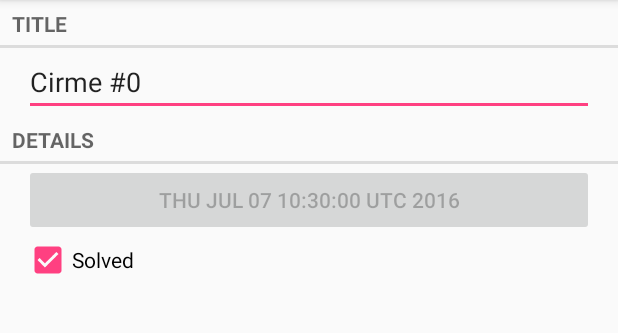
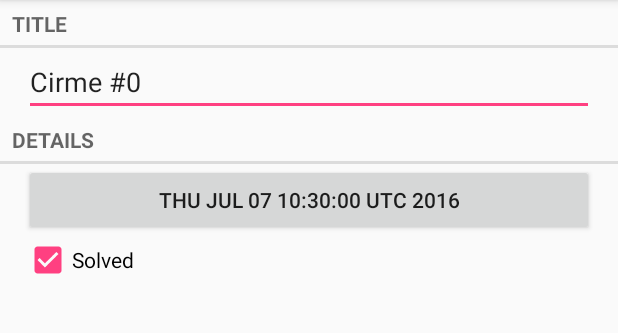
Before and after one commit to daidaijie/FragmentTest, an Android app: the screen it shows after launch (CrimeActivity before the commit, CrimePagerActivity after it), after a tap on an icon or button, on a phone screen of 412 x 824 dp, the part 84-417 px from its top. Run offline under Robolectric (Android 15) with nearby library versions, the phone set to English and light mode, and no system bars.

Commit message:
第12章完结

```diff
--- a/app/src/main/AndroidManifest.xml
+++ b/app/src/main/AndroidManifest.xml
@@ -15,7 +15,7 @@
                 <category android:name="android.intent.category.LAUNCHER" />
             </intent-filter>
         </activity>
-        <activity android:name=".CrimeActivity"></activity>
+        <activity android:name=".CrimePagerActivity"></activity>
     </application>
 
 </manifest>
--- a/app/src/main/java/com/example/baicheng/fragmenttest/CrimeActivity.java
+++ /dev/null
@@ -1,27 +0,0 @@
-package com.example.baicheng.fragmenttest;
-
-import android.content.Context;
-import android.content.Intent;
-import android.support.v4.app.Fragment;
-import android.support.v4.app.FragmentManager;
-import android.support.v7.app.AppCompatActivity;
-import android.os.Bundle;
-
-import java.util.UUID;
-
-public class CrimeActivity extends SingleFragmentActivity {
-
-    private static final String EXTRA_CRIME_ID = "com.example.baicheng.fragmenttest.crime_id";
-
-    public static Intent getIntent(Context packageContext, UUID crimeID) {
-        Intent intent = new Intent(packageContext, CrimeActivity.class);
-        intent.putExtra(EXTRA_CRIME_ID, crimeID);
-        return intent;
-    }
-
-    @Override
-    protected Fragment createFragment() {
-        UUID crimeId = (UUID) getIntent().getSerializableExtra(EXTRA_CRIME_ID);
-        return CrimeFragment.newInstance(crimeId);
-    }
-}
--- a/app/src/main/java/com/example/baicheng/fragmenttest/CrimeFragment.java
+++ b/app/src/main/java/com/example/baicheng/fragmenttest/CrimeFragment.java
@@ -2,9 +2,12 @@ package com.example.baicheng.fragmenttest;
 
 
 import android.app.Activity;
+import android.content.Intent;
 import android.os.Bundle;
 import android.support.annotation.Nullable;
 import android.support.v4.app.Fragment;
+import android.support.v4.app.FragmentManager;
+import android.support.v4.view.PagerAdapter;
 import android.text.Editable;
 import android.text.TextWatcher;
 import android.util.Log;
@@ -32,6 +35,10 @@ public class CrimeFragment extends Fragment {
     private static final String TAG = "CrimeFragment";
 
     private static final String ARG_CRIME_ID = "crime_id";
+
+    private static final String DIALOG_DATE = "DialogDate";
+
+    private static final int REQUEST_DATE = 0;
 
     private Crime mCrime;
     private EditText mEditText;
@@ -88,8 +95,16 @@ public class CrimeFragment extends Fragment {
         });
 
 
-        mDateButton.setText(mCrime.getDate().toString());
-        mDateButton.setEnabled(false);
+        updateDate();
+        mDateButton.setOnClickListener(new View.OnClickListener() {
+            @Override
+            public void onClick(View v) {
+                FragmentManager fragmentManager = getActivity().getSupportFragmentManager();
+                DatePickerFragment dialog = DatePickerFragment.newInstance(mCrime.getDate());
+                dialog.setTargetFragment(CrimeFragment.this, REQUEST_DATE);
+                dialog.show(fragmentManager, DIALOG_DATE);
+            }
+        });
 
         mSolveCheckBox.setChecked(mCrime.isSolved());
         mSolveCheckBox.setOnCheckedChangeListener(new CompoundButton.OnCheckedChangeListener() {
@@ -102,8 +117,24 @@ public class CrimeFragment extends Fragment {
         return v;
     }
 
+    @Override
+    public void onActivityResult(int requestCode, int resultCode, Intent data) {
+        if (resultCode != Activity.RESULT_OK) {
+            return;
+        }
+        if (requestCode == REQUEST_DATE) {
+            Date date = (Date) data.getSerializableExtra(DatePickerFragment.EXTRA_DATE);
+            mCrime.setDate(date);
+            updateDate();
+        }
+    }
+
+    private void updateDate() {
+        mDateButton.setText(mCrime.getDate().toString());
+    }
+
     public void returnResult() {
-        getActivity().setResult(Activity.RESULT_OK,null);
+        getActivity().setResult(Activity.RESULT_OK, null);
     }
 
 }
--- a/app/src/main/java/com/example/baicheng/fragmenttest/CrimeListFragment.java
+++ b/app/src/main/java/com/example/baicheng/fragmenttest/CrimeListFragment.java
@@ -116,7 +116,7 @@ public class CrimeListFragment extends Fragment {
 
         @Override
         public void onClick(View v) {
-            Intent intent = CrimeActivity.getIntent(getActivity(), mCrime.getID());
+            Intent intent = CrimePagerActivity.getIntent(getActivity(), mCrime.getID());
             startActivityForResult(intent, REQUREST_CRIME);
         }
     }
--- /dev/null
+++ b/app/src/main/java/com/example/baicheng/fragmenttest/CrimePagerActivity.java
@@ -0,0 +1,62 @@
+package com.example.baicheng.fragmenttest;
+
+import android.content.Context;
+import android.content.Intent;
+import android.support.v4.app.Fragment;
+import android.support.v4.app.FragmentManager;
+import android.support.v4.app.FragmentStatePagerAdapter;
+import android.support.v4.view.ViewPager;
+import android.support.v7.app.AppCompatActivity;
+import android.os.Bundle;
+
+import com.example.baicheng.fragmenttest.model.Crime;
+import com.example.baicheng.fragmenttest.model.CrimeLab;
+
+import java.util.List;
+import java.util.UUID;
+
+public class CrimePagerActivity extends AppCompatActivity {
+
+    private ViewPager mViewPager;
+    private List<Crime> mCrimes;
+
+    private static final String EXTRA_CRIME_ID = "com.example.baicheng.fragmenttest.crime_id";
+
+    @Override
+    protected void onCreate(Bundle savedInstanceState) {
+        super.onCreate(savedInstanceState);
+        setContentView(R.layout.activity_crime_pager);
+
+        UUID crimeID = (UUID) getIntent().getSerializableExtra(EXTRA_CRIME_ID);
+
+        mViewPager = (ViewPager) findViewById(R.id.activity_crime_pager_view_pager);
+        mCrimes = CrimeLab.getCrimeLab(this).getCrimes();
+        FragmentManager fragmentManager = getSupportFragmentManager();
+        mViewPager.setAdapter(new FragmentStatePagerAdapter(fragmentManager) {
+            @Override
+            public Fragment getItem(int position) {
+                Crime crime = mCrimes.get(position);
+                return CrimeFragment.newInstance(crime.getID());
+            }
+
+            @Override
+            public int getCount() {
+                return mCrimes.size();
+            }
+        });
+
+        for (int i = 0; i < mCrimes.size(); i++) {
+            if (mCrimes.get(i).getID().equals(crimeID)) {
+                mViewPager.setCurrentItem(i);
+                break;
+            }
+        }
+
+    }
+
+    public static Intent getIntent(Context packageContext, UUID crimeID) {
+        Intent intent = new Intent(packageContext, CrimePagerActivity.class);
+        intent.putExtra(EXTRA_CRIME_ID, crimeID);
+        return intent;
+    }
+}
--- /dev/null
+++ b/app/src/main/res/layout/activity_crime_pager.xml
@@ -0,0 +1,15 @@
+<?xml version="1.0" encoding="utf-8"?>
+<RelativeLayout xmlns:android="http://schemas.android.com/apk/res/android"
+    xmlns:tools="http://schemas.android.com/tools"
+    android:layout_width="match_parent"
+    android:layout_height="match_parent"
+    tools:context="com.example.baicheng.fragmenttest.CrimePagerActivity">
+
+    <android.support.v4.view.ViewPager
+        android:id="@+id/activity_crime_pager_view_pager"
+        android:layout_width="match_parent"
+        android:layout_height="match_parent">
+
+    </android.support.v4.view.ViewPager>
+
+</RelativeLayout>
--- a/app/src/main/res/layout/activity_fragment.xml
+++ b/app/src/main/res/layout/activity_fragment.xml
@@ -5,7 +5,6 @@
     xmlns:tools="http://schemas.android.com/tools"
     android:id="@+id/fragment_container"
     android:layout_width="match_parent"
-    android:layout_height="match_parent"
-    tools:context=".CrimeActivity">
+    android:layout_height="match_parent">
 
 </FrameLayout>
--- a/app/src/main/res/values/strings.xml
+++ b/app/src/main/res/values/strings.xml
@@ -4,4 +4,5 @@
     <!-- TODO: Remove or change this placeholder text -->
     <string name="hello_blank_fragment">Hello blank fragment</string>
     <string name="crime_title_hint">Enter a title for the crime</string>
+    <string name="date_picker_tilte">Date of crime:</string>
 </resources>
```
Also changed, not shown: app/src/main/java/com/example/baicheng/fragmenttest/DatePickerFragment.java (added, +82 -0 lines), app/src/main/res/layout/dialog_date.xml (added, +8 -0 lines).
